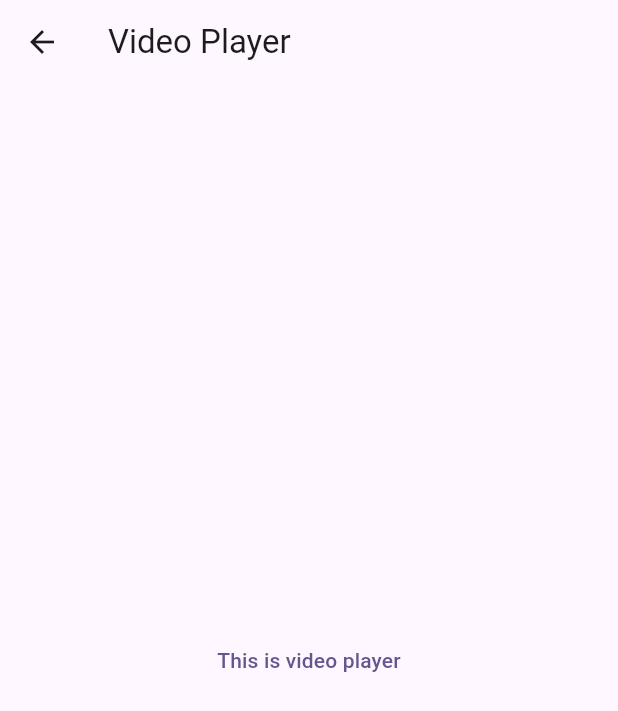
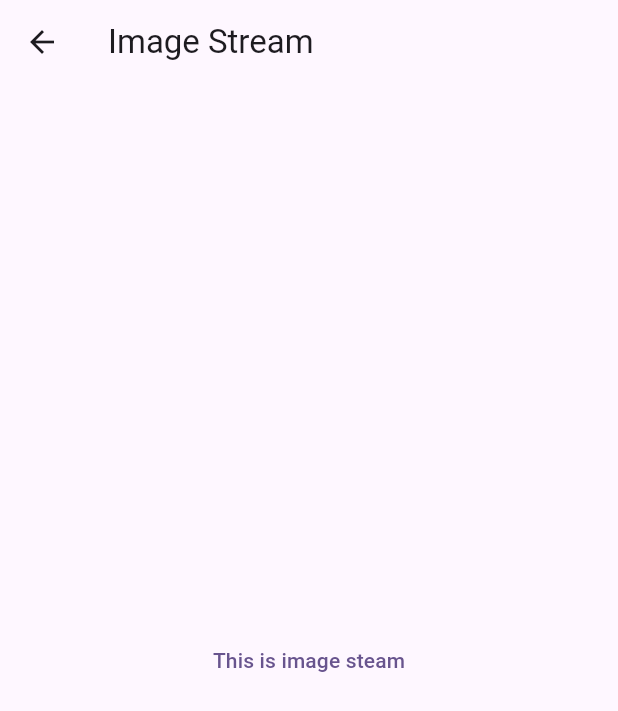
Before and after one commit to CyBear-Jinni/cbj_smart_device_flutter, a Flutter app: the screen it shows after launch, after a tap on "Video Player", on a phone screen of 412 x 824 dp. Shown: the top 711 px of the screen. Run offline on Flutter 3.47's test engine with Material 2 defaults, Android fonts, the light colour scheme and no system bars; our stand-ins replace camera; missing offline and left inert: cbj_integrations_controller, cbj_smart_device, grpc.

Commit message:
Removed extra package

```diff
--- a/lib/presentation/client/video_player_page.dart
+++ b/lib/presentation/client/image_stream_page.dart
@@ -6,14 +6,14 @@ import 'package:cbj_smart_device/application/usecases/smart_server_u/smart_serve
 import 'package:cbj_smart_device_flutter/presentation/client/smart_device_client.dart';
 import 'package:flutter/material.dart';
 
-class VideoPlayerPage extends StatefulWidget {
-  const VideoPlayerPage({super.key});
+class ImageStreamPage extends StatefulWidget {
+  const ImageStreamPage({super.key});
 
   @override
-  State<VideoPlayerPage> createState() => _VideoPlayerPageState();
+  State<ImageStreamPage> createState() => _ImageStreamPageState();
 }
 
-class _VideoPlayerPageState extends State<VideoPlayerPage> {
+class _ImageStreamPageState extends State<ImageStreamPage> {
   SmartDeviceClient? smartDeviceClient = SmartDeviceClient();
   ui.Image? image;
 
@@ -54,7 +54,7 @@ class _VideoPlayerPageState extends State<VideoPlayerPage> {
   Widget build(BuildContext context) {
     return Scaffold(
       appBar: AppBar(
-        title: const Text('Video Player'),
+        title: const Text('Image Stream'),
       ),
       body: Column(
         crossAxisAlignment: CrossAxisAlignment.center,
@@ -63,13 +63,14 @@ class _VideoPlayerPageState extends State<VideoPlayerPage> {
           const SizedBox(width: double.infinity),
           TextButton(
             onPressed: () {},
-            child: const Text('This is video player'),
+            child: const Text('This is image steam'),
           ),
           if (image != null)
-            Row(
-              children: [
-                Expanded(child: RawImage(image: image, fit: BoxFit.contain)),
-              ],
+            Expanded(
+              child: RawImage(
+                image: image,
+                fit: BoxFit.scaleDown,
+              ),
             ),
         ],
       ),
--- a/lib/presentation/home_page.dart
+++ b/lib/presentation/home_page.dart
@@ -1,4 +1,4 @@
-import 'package:cbj_smart_device_flutter/presentation/client/video_player_page.dart';
+import 'package:cbj_smart_device_flutter/presentation/client/image_stream_page.dart';
 import 'package:cbj_smart_device_flutter/presentation/server/smart_camera_page.dart';
 import 'package:flutter/material.dart';
 
@@ -32,7 +32,7 @@ class HomePage extends StatelessWidget {
               Navigator.push(
                 context,
                 MaterialPageRoute(
-                  builder: (context) => const VideoPlayerPage(),
+                  builder: (context) => const ImageStreamPage(),
                 ),
               );
             },
--- a/pubspec.yaml
+++ b/pubspec.yaml
@@ -14,7 +14,6 @@ dependencies:
   cupertino_icons: ^1.0.6
   image_picker: ^1.0.4
   camera: ^0.10.5+5
-  video_player: ^2.8.1
 
 
 dev_dependencies:
```
Also changed, not shown: lib/presentation/server/camera_widget.dart (+46 -95 lines), 1 other file.
